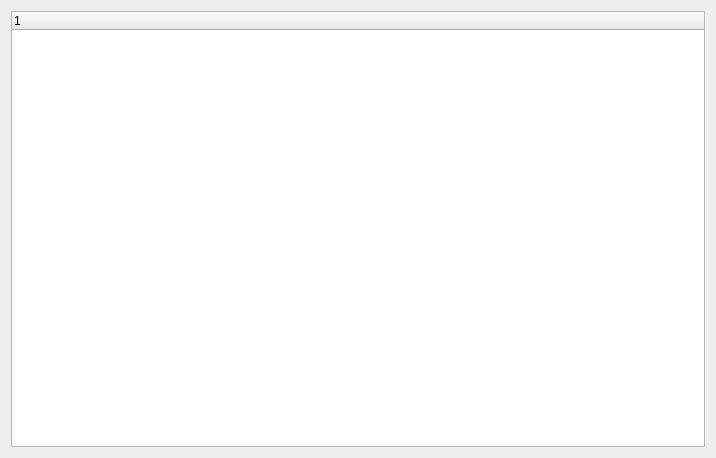
First picture: the form in gmlinfo_dialog_base.ui, repository tilmanb/qgis-complex-gmlinfo-plugin, before the edit.
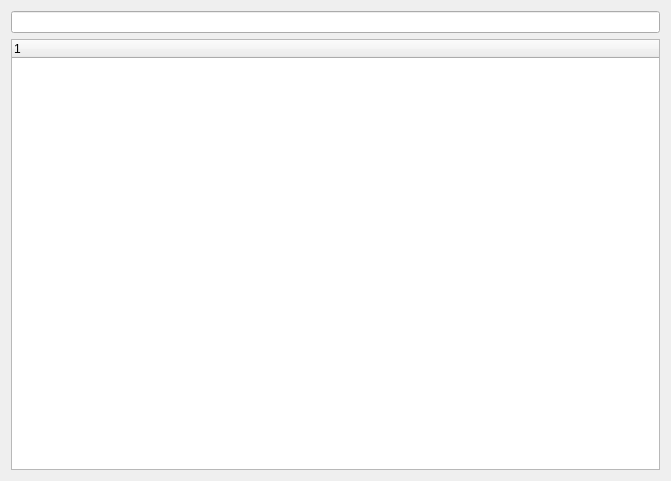
Second picture: the form after the edit.

Commit message: improved exception handling; attribute query added

```diff
--- a/gmlinfo_dialog_base.ui
+++ b/gmlinfo_dialog_base.ui
@@ -6,8 +6,8 @@
    <rect>
     <x>0</x>
     <y>0</y>
-    <width>716</width>
-    <height>458</height>
+    <width>671</width>
+    <height>481</height>
    </rect>
   </property>
   <property name="windowTitle">
@@ -16,6 +16,16 @@
   <layout class="QGridLayout" name="gridLayout_2">
    <item row="0" column="0">
     <layout class="QVBoxLayout" name="layout">
+     <item>
+      <widget class="QLineEdit" name="lineEdit">
+       <property name="toolTip">
+        <string>Enter search query...</string>
+       </property>
+       <property name="statusTip">
+        <string/>
+       </property>
+      </widget>
+     </item>
      <item>
       <widget class="QTreeWidget" name="treeWidget">
        <column>
```
The commit also changes 2 other files.
